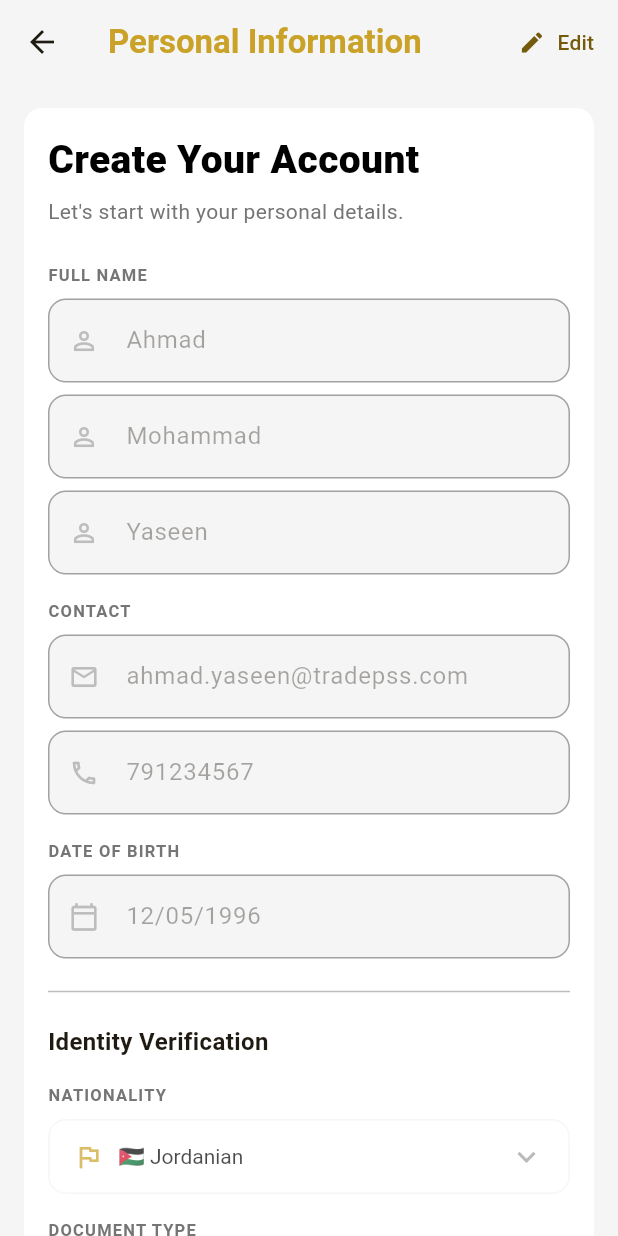
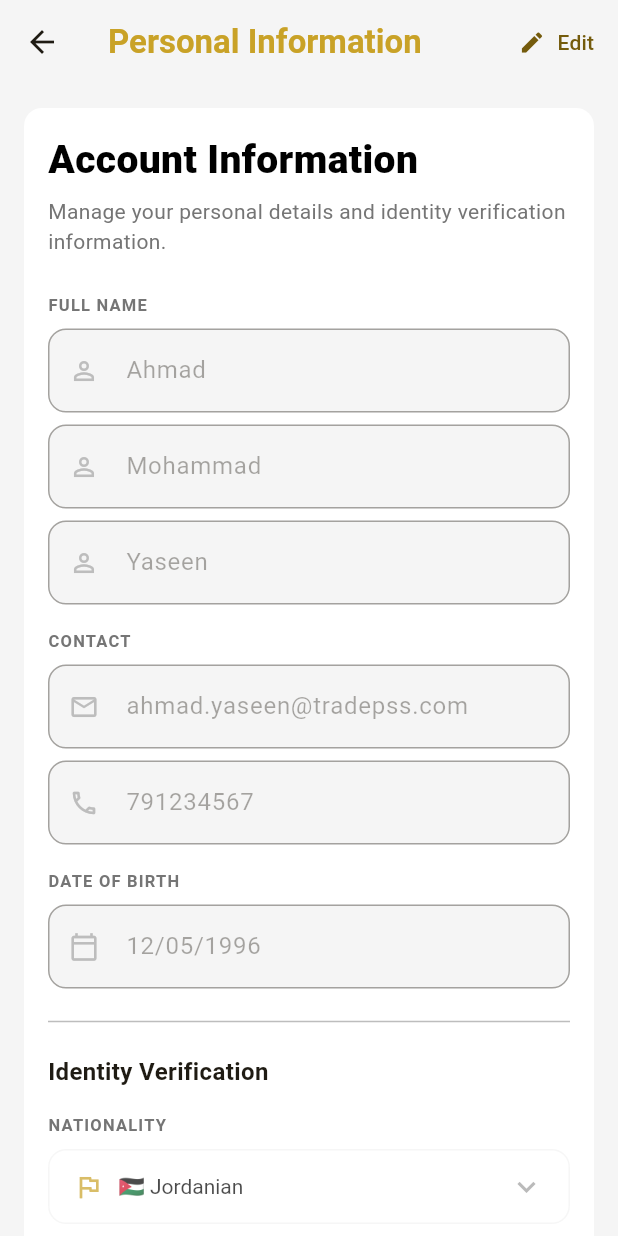
Before and after one commit to AhmadYaseen92/tpss-ecommerce-gold-wallet, a Flutter app: the PersonalInformationPage screen opened by its route, on a phone screen of 412 x 824 dp. Run offline on Flutter 3.47's test engine with Material 3 defaults, Android fonts, the phone set to English and light mode, and no system bars; our stand-ins replace bloc, cached_network_image, flutter_bloc, flutter_carousel_widget, persistent_bottom_nav_bar_v2.

Commit message:
update personal info

```diff
--- a/lib/views/profile/pages/personal_information_page.dart
+++ b/lib/views/profile/pages/personal_information_page.dart
@@ -50,8 +50,9 @@ class PersonalInformationPage extends StatelessWidget {
                   crossAxisAlignment: CrossAxisAlignment.start,
                   children: [
                     const SignupHeader(
-                      title: 'Create Your Account',
-                      subtitle: "Let's start with your personal details.",
+                      title: 'Account Information',
+                      subtitle:
+                          "Manage your personal details and identity verification information.",
                     ),
                     const SizedBox(height: 24),
                     const SignupSectionLabel(label: 'FULL NAME'),
@@ -106,7 +107,10 @@ class PersonalInformationPage extends StatelessWidget {
                     const SizedBox(height: 14),
                     const Text(
                       'Identity Verification',
-                      style: TextStyle(fontSize: 16, fontWeight: FontWeight.w700),
+                      style: TextStyle(
+                        fontSize: 16,
+                        fontWeight: FontWeight.w700,
+                      ),
                     ),
                     const SizedBox(height: 16),
                     const SignupSectionLabel(label: 'NATIONALITY'),
@@ -152,7 +156,9 @@ class PersonalInformationPage extends StatelessWidget {
                           cubit.save();
                           ScaffoldMessenger.of(context).showSnackBar(
                             const SnackBar(
-                              content: Text('Personal information saved successfully'),
+                              content: Text(
+                                'Personal information saved successfully',
+                              ),
                             ),
                           );
                         },
```
